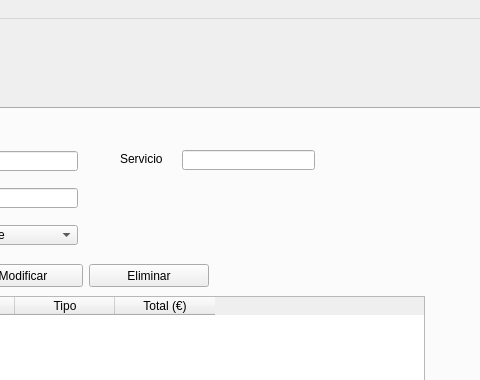
Above: templates/window.ui from antonrubii/recuperaAnton before the change; both pictures show x 562 to 1042 and y 0 to 380 of the 1199 by 886 pixel window. Below: the same form after it.
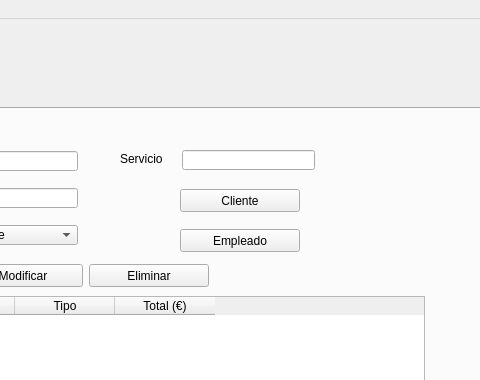
That is the form after the change.

What changed in the file:
```diff
--- a/templates/window.ui
+++ b/templates/window.ui
@@ -638,6 +638,44 @@
        </property>
       </item>
      </widget>
+     <widget class="QPushButton" name="btnCliente">
+      <property name="geometry">
+       <rect>
+        <x>720</x>
+        <y>80</y>
+        <width>120</width>
+        <height>23</height>
+       </rect>
+      </property>
+      <property name="maximumSize">
+       <size>
+        <width>120</width>
+        <height>25</height>
+       </size>
+      </property>
+      <property name="text">
+       <string>Cliente</string>
+      </property>
+     </widget>
+     <widget class="QPushButton" name="btnEmpleado">
+      <property name="geometry">
+       <rect>
+        <x>720</x>
+        <y>120</y>
+        <width>120</width>
+        <height>23</height>
+       </rect>
+      </property>
+      <property name="maximumSize">
+       <size>
+        <width>120</width>
+        <height>25</height>
+       </size>
+      </property>
+      <property name="text">
+       <string>Empleado</string>
+      </property>
+     </widget>
     </widget>
    </widget>
   </widget>
```
Left out of the diff: 6 changed lines with no effect on the pictures.
